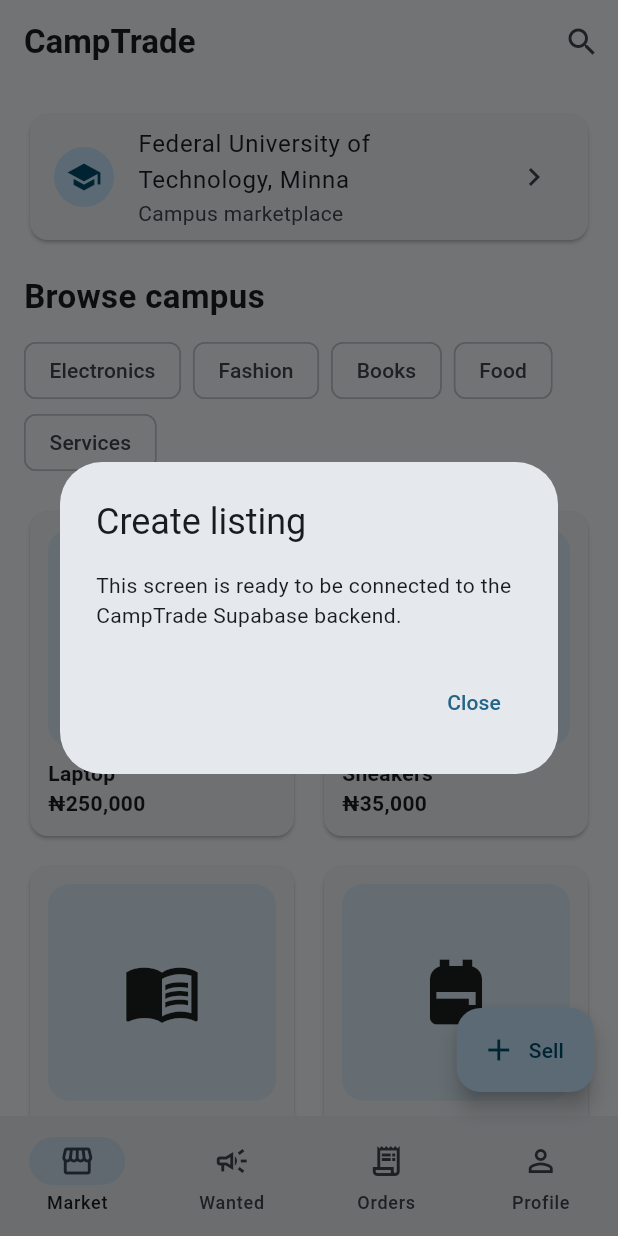
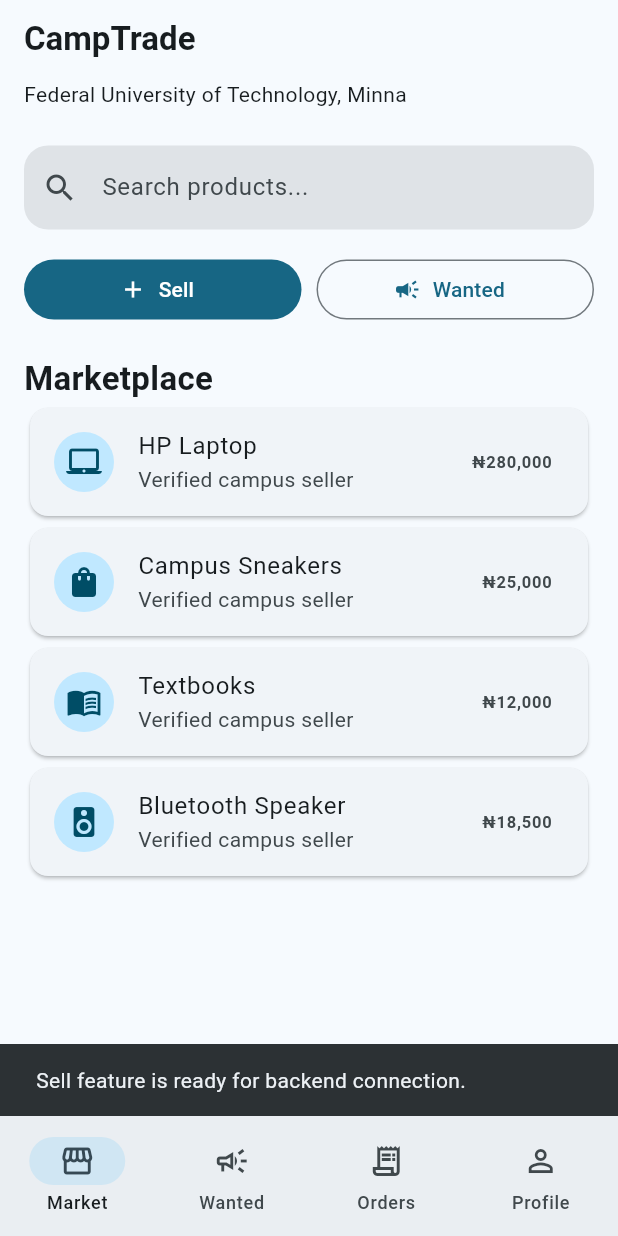
Before and after one commit to safwan-001-hack/camptrade-, a Flutter app: the screen it shows after launch, after a tap on "Sell", on a phone screen of 412 x 824 dp. Run offline on Flutter 3.47's test engine with Material 3 defaults, Android fonts, the phone set to English and light mode, and no system bars; our stand-ins replace supabase_flutter; accounts and stored records are empty.

Commit message:
Fix Flutter Android project

```diff
--- a/flutter_app/codemagic.yaml
+++ b/flutter_app/codemagic.yaml
@@ -2,26 +2,18 @@
   android-workflow:
     name: CampTrade Android Build
     max_build_duration: 30
-
     environment:
       flutter: stable
       groups:
         - camptrade_env
-
     scripts:
-      - name: Generate Android project
-        script: |
-          flutter create --platforms=android .
-
       - name: Get Flutter packages
         script: |
+          cd flutter_app
           flutter pub get
-
       - name: Build APK
         script: |
-          flutter build apk --release \
-            --dart-define=SUPABASE_URL="$SUPABASE_URL" \
-            --dart-define=SUPABASE_ANON_KEY="$SUPABASE_ANON_KEY"
-
+          cd flutter_app
+          flutter build apk --release --dart-define=SUPABASE_URL="$SUPABASE_URL" --dart-define=SUPABASE_ANON_KEY="$SUPABASE_ANON_KEY"
     artifacts:
-      - build/app/outputs/flutter-apk/*.apk
+      - flutter_app/build/app/outputs/flutter-apk/*.apk
--- a/flutter_app/lib/main.dart
+++ b/flutter_app/lib/main.dart
@@ -17,119 +17,77 @@
   Widget build(BuildContext context) => MaterialApp(
     debugShowCheckedModeBanner: false,
     title: 'CampTrade',
-    theme: ThemeData(
-      useMaterial3: true,
-      colorScheme: ColorScheme.fromSeed(seedColor: const Color(0xFF8DB9D9)),
-    ),
-    home: const CampTradeHome(),
+    theme: ThemeData(useMaterial3: true, colorSchemeSeed: const Color(0xFF8EC9E8)),
+    home: const HomePage(),
   );
 }
 
-class CampTradeHome extends StatefulWidget {
-  const CampTradeHome({super.key});
-  @override State<CampTradeHome> createState() => _CampTradeHomeState();
+class HomePage extends StatefulWidget {
+  const HomePage({super.key});
+  @override State<HomePage> createState() => _HomePageState();
 }
-
-class _CampTradeHomeState extends State<CampTradeHome> {
+class _HomePageState extends State<HomePage> {
   int tab = 0;
-  final items = const [
-    ['Laptop', '₦250,000', Icons.laptop_mac],
-    ['Sneakers', '₦35,000', Icons.directions_run],
-    ['Textbooks', '₦12,000', Icons.menu_book],
-    ['Backpack', '₦18,000', Icons.backpack],
-  ];
-
+  final pages = const [MarketPage(), WantedPage(), OrdersPage(), ProfilePage()];
   @override
-  Widget build(BuildContext context) {
-    final pages = [_market(), _wanted(), _orders(), _profile()];
-    return Scaffold(
+  Widget build(BuildContext context) => Scaffold(
     appBar: AppBar(
       title: const Text('CampTrade', style: TextStyle(fontWeight: FontWeight.bold)),
-        actions: [IconButton(onPressed: () {}, icon: const Icon(Icons.search))],
+      bottom: const PreferredSize(preferredSize: Size.fromHeight(25),
+        child: Align(alignment: Alignment.centerLeft, child: Padding(
+          padding: EdgeInsets.only(left:16,bottom:8), child: Text('Federal University of Technology, Minna')))),
     ),
     body: pages[tab],
-      floatingActionButton: tab < 2 ? FloatingActionButton.extended(
-        onPressed: () => _message(tab == 0 ? 'Create listing' : 'Post wanted item'),
-        icon: const Icon(Icons.add), label: Text(tab == 0 ? 'Sell' : 'Wanted'),
-      ) : null,
     bottomNavigationBar: NavigationBar(
-        selectedIndex: tab, onDestinationSelected: (v) => setState(() => tab = v),
+      selectedIndex: tab, onDestinationSelected: (v)=>setState(()=>tab=v),
       destinations: const [
-          NavigationDestination(icon: Icon(Icons.storefront_outlined), label: 'Market'),
-          NavigationDestination(icon: Icon(Icons.campaign_outlined), label: 'Wanted'),
-          NavigationDestination(icon: Icon(Icons.receipt_long_outlined), label: 'Orders'),
-          NavigationDestination(icon: Icon(Icons.person_outline), label: 'Profile'),
-        ],
-      ),
+        NavigationDestination(icon: Icon(Icons.storefront_outlined), label:'Market'),
+        NavigationDestination(icon: Icon(Icons.campaign_outlined), label:'Wanted'),
+        NavigationDestination(icon: Icon(Icons.receipt_long_outlined), label:'Orders'),
+        NavigationDestination(icon: Icon(Icons.person_outline), label:'Profile'),
+      ]),
   );
 }
 
-  Widget _market() => ListView(padding: const EdgeInsets.all(16), children: [
-    Card(child: ListTile(
-      leading: const CircleAvatar(child: Icon(Icons.school)),
-      title: const Text('Federal University of Technology, Minna'),
-      subtitle: const Text('Campus marketplace'),
-      trailing: const Icon(Icons.chevron_right),
-    )),
-    const SizedBox(height: 18),
-    const Text('Browse campus', style: TextStyle(fontSize: 22, fontWeight: FontWeight.bold)),
-    const SizedBox(height: 10),
-    Wrap(spacing: 8, children: ['Electronics','Fashion','Books','Food','Services']
-      .map((x) => Chip(label: Text(x))).toList()),
-    const SizedBox(height: 18),
-    GridView.builder(
-      shrinkWrap: true, physics: const NeverScrollableScrollPhysics(),
-      itemCount: items.length,
-      gridDelegate: const SliverGridDelegateWithFixedCrossAxisCount(
-        crossAxisCount: 2, crossAxisSpacing: 12, mainAxisSpacing: 12, childAspectRatio: .82),
-      itemBuilder: (_, i) => Card(child: Padding(padding: const EdgeInsets.all(12), child: Column(
-        crossAxisAlignment: CrossAxisAlignment.start, children: [
-          Expanded(child: Container(
-            width: double.infinity,
-            decoration: BoxDecoration(color: const Color(0xFFDCEEF8), borderRadius: BorderRadius.circular(14)),
-            child: Icon(items[i][2] as IconData, size: 52))),
-          const SizedBox(height: 8),
-          Text(items[i][0] as String, style: const TextStyle(fontWeight: FontWeight.bold)),
-          Text(items[i][1] as String, style: const TextStyle(fontWeight: FontWeight.w600)),
-        ]))),
-    ),
+class MarketPage extends StatelessWidget {
+  const MarketPage({super.key});
+  @override
+  Widget build(BuildContext context) {
+    final items=[('HP Laptop','₦280,000',Icons.laptop_mac),('Campus Sneakers','₦25,000',Icons.shopping_bag),('Textbooks','₦12,000',Icons.menu_book),('Bluetooth Speaker','₦18,500',Icons.speaker)];
+    return ListView(padding: const EdgeInsets.all(16), children:[
+      TextField(decoration: InputDecoration(hintText:'Search products...',prefixIcon:const Icon(Icons.search),filled:true,border:OutlineInputBorder(borderRadius:BorderRadius.circular(16),borderSide:BorderSide.none))),
+      const SizedBox(height:16),
+      Row(children:[
+        Expanded(child:FilledButton.icon(onPressed:()=>_msg(context,'Sell'),icon:const Icon(Icons.add),label:const Text('Sell'))),
+        const SizedBox(width:10),
+        Expanded(child:OutlinedButton.icon(onPressed:()=>_msg(context,'Wanted'),icon:const Icon(Icons.campaign),label:const Text('Wanted')))]),
+      const SizedBox(height:20),
+      const Text('Marketplace',style:TextStyle(fontSize:22,fontWeight:FontWeight.bold)),
+      ...items.map((i)=>Card(child:ListTile(leading:CircleAvatar(child:Icon(i.$3)),title:Text(i.$1),subtitle:const Text('Verified campus seller'),trailing:Text(i.$2,style:const TextStyle(fontWeight:FontWeight.bold)))))
     ]);
-
-  Widget _wanted() => ListView(padding: const EdgeInsets.all(16), children: [
-    const Text('Wanted', style: TextStyle(fontSize: 24, fontWeight: FontWeight.bold)),
-    const Text('Students can post what they need and sellers can respond.'),
-    const SizedBox(height: 14),
-    const Card(child: ListTile(
-      leading: CircleAvatar(child: Icon(Icons.search)),
-      title: Text('Looking for a used iPhone 12'),
-      subtitle: Text('Budget: ₦280,000 • FUT Minna'),
-    )),
-    const Card(child: ListTile(
-      leading: CircleAvatar(child: Icon(Icons.book)),
-      title: Text('Need CSC textbook'),
-      subtitle: Text('Budget: ₦8,000 • Bosso Campus'),
-    )),
+  }
+  static void _msg(BuildContext c,String s)=>ScaffoldMessenger.of(c).showSnackBar(SnackBar(content:Text('$s feature is ready for backend connection.')));
+}
+class WantedPage extends StatelessWidget {
+  const WantedPage({super.key});
+  @override Widget build(BuildContext c)=>Center(child:Column(mainAxisAlignment:MainAxisAlignment.center,children:[
+    const Icon(Icons.campaign_outlined,size:64),const SizedBox(height:12),
+    const Text('Wanted Items',style:TextStyle(fontSize:24,fontWeight:FontWeight.bold)),
+    const SizedBox(height:8),const Text('Post what you need and let campus sellers find you.'),
+    const SizedBox(height:18),FilledButton(onPressed:(){},child:const Text('Create Wanted Post'))
+  ]));
+}
+class OrdersPage extends StatelessWidget {
+  const OrdersPage({super.key});
+  @override Widget build(BuildContext c)=>const Center(child:Text('Your orders will appear here.'));
+}
+class ProfilePage extends StatelessWidget {
+  const ProfilePage({super.key});
+  @override Widget build(BuildContext c)=>const ListView(padding:EdgeInsets.all(20),children:[
+    CircleAvatar(radius:40,child:Icon(Icons.person,size:44)),SizedBox(height:12),
+    Center(child:Text('Campus Student',style:TextStyle(fontSize:21,fontWeight:FontWeight.bold))),
+    Center(child:Text('FUT Minna • Student verification')),SizedBox(height:20),
+    Card(child:ListTile(leading:Icon(Icons.verified_outlined),title:Text('Student Verification'),subtitle:Text('Connect verification to Supabase.'))),
+    Card(child:ListTile(leading:Icon(Icons.security_outlined),title:Text('Security'),subtitle:Text('Protected by Supabase authentication.')))
   ]);
-
-  Widget _orders() => const Center(child: Text('Your orders will appear here.'));
-  Widget _profile() => ListView(padding: const EdgeInsets.all(16), children: const [
-    CircleAvatar(radius: 42, child: Icon(Icons.person, size: 44)),
-    SizedBox(height: 14),
-    Center(child: Text('Campus Student', style: TextStyle(fontSize: 21, fontWeight: FontWeight.bold))),
-    Center(child: Text('FUT Minna')),
-    SizedBox(height: 24),
-    Card(child: ListTile(leading: Icon(Icons.verified_user_outlined),
-      title: Text('Student verification'), subtitle: Text('Verify with student ID'))),
-    Card(child: ListTile(leading: Icon(Icons.favorite_border), title: Text('Saved items'))),
-    Card(child: ListTile(leading: Icon(Icons.settings_outlined), title: Text('Settings'))),
-  ]);
-
-  void _message(String title) => showDialog(
-    context: context,
-    builder: (_) => AlertDialog(
-      title: Text(title),
-      content: const Text('This screen is ready to be connected to the CampTrade Supabase backend.'),
-      actions: [TextButton(onPressed: () => Navigator.pop(context), child: const Text('Close'))],
-    ),
-  );
 }
--- a/flutter_app/pubspec.yaml
+++ b/flutter_app/pubspec.yaml
@@ -3,15 +3,14 @@
 publish_to: "none"
 version: 1.0.0+1
 environment:
-  sdk: ">=3.3.0 <4.0.0"
+  sdk: ">=3.0.0 <4.0.0"
 dependencies:
   flutter:
     sdk: flutter
-  cupertino_icons: ^1.0.8
   supabase_flutter: ^2.8.0
 dev_dependencies:
   flutter_test:
     sdk: flutter
-  flutter_lints: ^4.0.0
+  flutter_lints: ^5.0.0
 flutter:
   uses-material-design: true
```
Also changed, not shown: 7 other files. Lines whose indentation alone changed are shown as unchanged.
